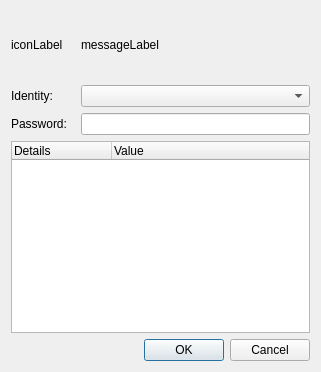
This is src/policykitagentgui.ui in lxqt/lxqt-policykit as Qt 5 draws it before an edit. The edited form follows.
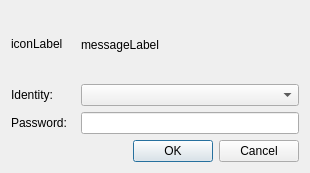
This is the edited form.

Diff of the .ui file:
```diff
--- a/src/policykitagentgui.ui
+++ b/src/policykitagentgui.ui
@@ -6,8 +6,8 @@
    <rect>
     <x>0</x>
     <y>0</y>
-    <width>321</width>
-    <height>372</height>
+    <width>310</width>
+    <height>173</height>
    </rect>
   </property>
   <property name="windowTitle">
@@ -74,32 +74,6 @@
     </widget>
    </item>
    <item row="3" column="0" colspan="2">
-    <widget class="QTreeWidget" name="detailsWidget">
-     <property name="sizePolicy">
-      <sizepolicy hsizetype="Expanding" vsizetype="MinimumExpanding">
-       <horstretch>0</horstretch>
-       <verstretch>0</verstretch>
-      </sizepolicy>
-     </property>
-     <property name="alternatingRowColors">
-      <bool>true</bool>
-     </property>
-     <property name="columnCount">
-      <number>2</number>
-     </property>
-     <column>
-      <property name="text">
-       <string>Details</string>
-      </property>
-     </column>
-     <column>
-      <property name="text">
-       <string>Value</string>
-      </property>
-     </column>
-    </widget>
-   </item>
-   <item row="4" column="0" colspan="2">
     <widget class="QDialogButtonBox" name="buttonBox">
      <property name="orientation">
       <enum>Qt::Horizontal</enum>
```
